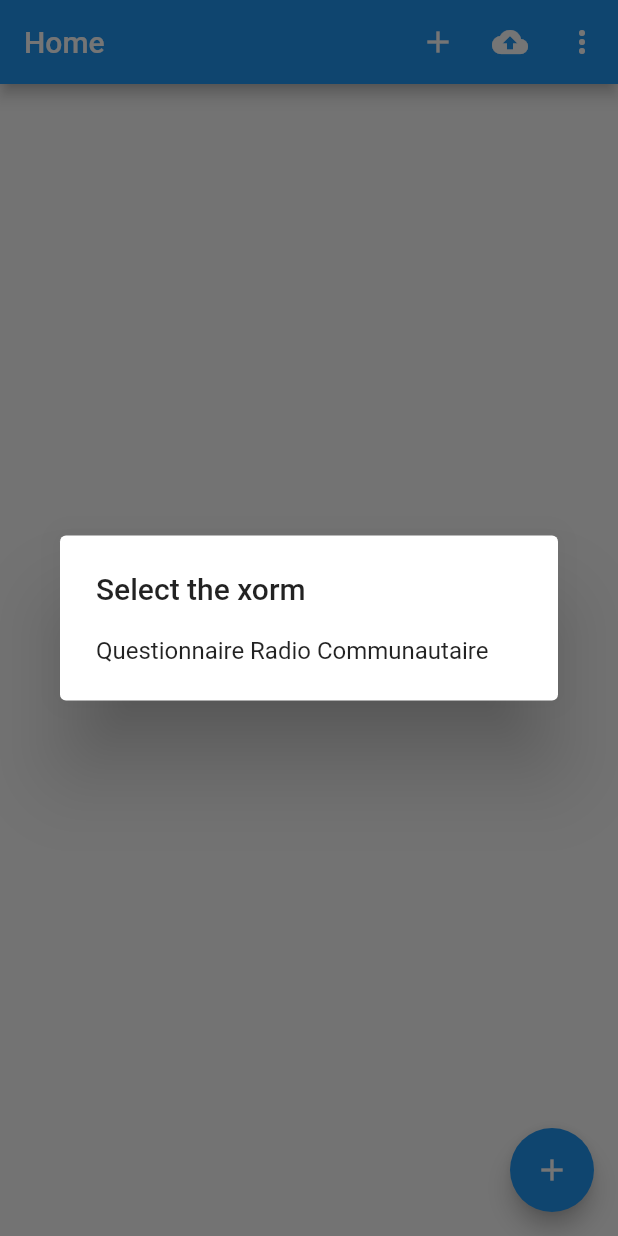
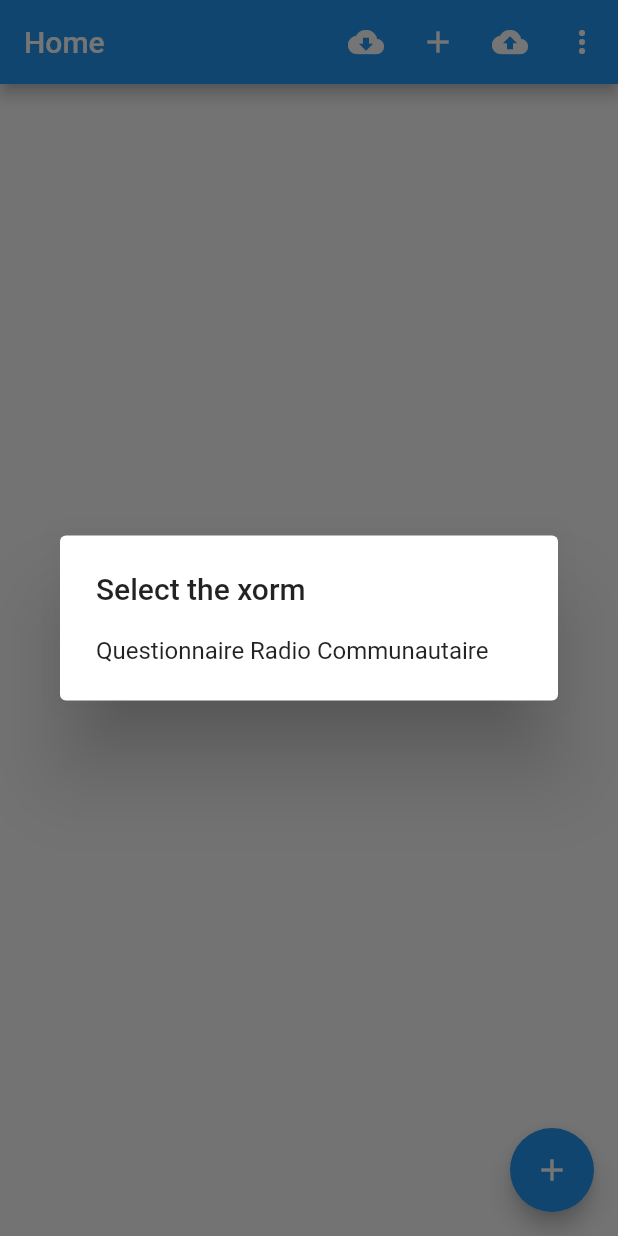
Before and after one commit to maelfosso/guitou-mobile-app-boilerplate, a Flutter app: the screen it shows after launch, after a tap on the "add" icon, on a phone screen of 412 x 824 dp. Run offline on Flutter 3.47's test engine with Material 2 defaults, Android fonts, the phone set to English and light mode, and no system bars; our stand-ins replace equatable, flutter_bloc, flutter_form_builder, jiffy, progress_dialog, sembast.

```diff
--- a/lib/main.dart
+++ b/lib/main.dart
@@ -1,3 +1,5 @@
+import 'dart:io';
+
 import 'package:flutter/material.dart';
 import 'dart:convert';
 import 'dart:async' show Future;
@@ -16,8 +18,7 @@ import 'package:muitou/pages/data_entry_page.dart';
 import 'package:muitou/pages/data_view_page.dart';
 import 'package:muitou/repository/data_api_client.dart';
 import 'package:muitou/repository/data_repository.dart';
-// import 'package:permission/permission.dart';
-import 'package:permission_handler/permission_handler.dart';
+import 'package:path_provider/path_provider.dart';
 import 'package:progress_dialog/progress_dialog.dart';
 
 Future<String> _loadProjectAsset() async {
@@ -30,48 +31,31 @@ Future<Project> loadProject() async {
   return new Project.fromJson(jsonResponse);
 }
 
-// String message = '';
-
-// getPermissionsStatus() async {
-//   List<PermissionName> permissionNames = [];
-//   permissionNames.add(PermissionName.Internet);
-
-//   message = '';
-//   List<Permissions> permissions = await Permission.getPermissionsStatus(permissionNames);
-//   permissions.forEach((permission) {
-//     message += '${permission.permissionName}: ${permission.permissionStatus}\n';
-//   });
-//   // setState(() {
-//   //   message;
-//   // });
-// }
-
-// getSinglePermissionStatus() async {
-//   var permissionStatus = await Permission.getSinglePermissionStatus(permissionName);
-//   // setState(() {
-//   //   message = permissionStatus.toString();
-//   // });
-// }
-
-// requestPermissions() async {
-//   List<PermissionName> permissionNames = [];
-//   permissionNames.add(PermissionName.Internet);
-
-//   message = '';
-//   var permissions = await Permission.requestPermissions(permissionNames);
-//   permissions.forEach((permission) {
-//     message += '${permission.permissionName}: ${permission.permissionStatus}\n';
-//   });
-//   setState(() {});
-// }
-
-
 void main() async {
   WidgetsFlutterBinding.ensureInitialized();
   await SystemChrome.setEnabledSystemUIOverlays([]);
   await SystemChrome.setPreferredOrientations([DeviceOrientation.portraitUp]);
 
   await loadProject();
+  print("\nLOAD PROJECT...\n");
+  print(json.encode(Project.instance.xormsDetails));
+  print("\nCHECK IT");
+
+  final directory = await getApplicationDocumentsDirectory();
+  final file = File("${directory.path}/${Project.instance.id}.json");
+  print("\nDIRECTORY : ${directory.path}\n");
+
+  if (await file.exists()) {
+    print("\nTHE FILE EXISTS....");
+    final contents = await file.readAsString();
+    final parsedJson = json.decode(contents);
+
+    Project.object = Project.fromJson(parsedJson);
+    print(Project.instance.toJson());
+  } else {
+    print(json.encode(Project.instance.toJson()));
+    await file.writeAsString(json.encode(Project.instance.toJson()));
+  }
 
   runApp(MyApp());
 }
@@ -159,8 +143,11 @@ class _MyHomePageState extends State<MyHomePage> {
   }
 
   void _uploadLocalData() async {
+    this._dataCollectedBloc.add(UploadDataCollected());
+  }
 
-    this._dataCollectedBloc.add(UploadDataCollected());
+  void _downloadXorm() async {
+
   }
 
   Future<String> _asyncSelectXormDialog(BuildContext context) async {
@@ -418,6 +405,10 @@ class _MyHomePageState extends State<MyHomePage> {
         ),
         actions: <Widget>[
           IconButton(
+            icon: Icon(Icons.cloud_download),
+            onPressed: _downloadXorm
+          ),
+          IconButton(
             icon: Icon(Icons.add),
             onPressed: _fillAXorm
           ),
--- a/lib/models/project.dart
+++ b/lib/models/project.dart
@@ -1,3 +1,5 @@
+import 'dart:convert';
+
 import 'package:muitou/models/xorm.dart';
 import 'package:muitou/models/xorm_detail.dart';
 
@@ -6,7 +8,7 @@ import 'xorm_detail.dart';
 class Project {
   Project._privateConstructor();
 
-  static final Project _instance = Project._privateConstructor();
+  static Project _instance = Project._privateConstructor();
 
   static Project get instance { return _instance;}
 
@@ -20,6 +22,7 @@ class Project {
     _instance.name = name;
     _instance.xorms = xorms;
     _instance.xormsDetails = xormsDetails;
+
     return _instance;
   }
 
@@ -36,4 +39,17 @@ class Project {
     );
   }
 
+  Map<String, dynamic> toJson() {
+    return {
+      "id": id,
+      "name": name,
+      "xorms": xorms,
+      "xormsDetails": xormsDetails
+    };
+  }
+
+  static set object(Project project) {
+    _instance = project;
+  }
+
 }
--- a/lib/models/xorm.dart
+++ b/lib/models/xorm.dart
@@ -10,4 +10,11 @@ class Xorm {
       title: json['title'] as String
     );
   }
+
+  Map<String, String> toJson() {
+    return {
+      "id": id,
+      "title": title
+    };
+  }
 }
--- a/lib/models/xorm_detail.dart
+++ b/lib/models/xorm_detail.dart
@@ -1,3 +1,5 @@
+import 'dart:convert';
+
 import 'package:flutter/material.dart';
 import 'package:intl/intl.dart';
 import 'package:flutter/widgets.dart';
@@ -33,6 +35,13 @@ class XormDetails {
       id: id,
       sections: sections
     );
+  }
+
+  Map<String, dynamic> toJson() {
+    return {
+      "id": id,
+      "sections": json.encode(sections)
+    };
   }
 
   Widget view(Map data) {
@@ -146,6 +155,14 @@ class XormSection {
       }
     );
   }
+
+  Map<String, dynamic> toJson() {
+    return {
+      "id": id,
+      "params": params,
+      "questions": json.encode(questions)
+    };
+  }
 }
 
 class XormSectionParams {
@@ -161,6 +178,14 @@ class XormSectionParams {
       description: json['description'] as String,
       key: json['key'] as String,
     );
+  }
+
+  Map<String, dynamic> toJson() {
+    return {
+      "title": title,
+      "description": description,
+      "key": key
+    };
   }
 }
 
@@ -180,6 +205,15 @@ abstract class XormQuestion {
       subtitle: Text(value),
       dense: true,
     );
+  }
+
+  Map<String, dynamic> toJson() {
+    return {
+      "id": id,
+      "title": title,
+      "hint": hint,
+      "type": type
+    };
   }
 
 }
@@ -207,6 +241,15 @@ class XormQuestionString extends XormQuestion {
     );
   }
 
+  Map<String, dynamic> toJson() {
+    return {
+      "id": id,
+      "title": title,
+      "hint": hint,
+      "type": type
+    };
+  }
+
 }
 
 class XormQuestionText extends XormQuestion {
@@ -231,6 +274,15 @@ class XormQuestionText extends XormQuestion {
     );
   }
 
+  Map<String, dynamic> toJson() {
+    return {
+      "id": id,
+      "title": title,
+      "hint": hint,
+      "type": type
+    };
+  }
+
 }
 
 class XormQuestionDate extends XormQuestion {
@@ -253,6 +305,15 @@ class XormQuestionDate extends XormQuestion {
       format: DateFormat("yyyy-MM-dd"),
       decoration: InputDecoration(labelText: this.title),
     );
+  }
+
+  Map<String, dynamic> toJson() {
+    return {
+      "id": id,
+      "title": title,
+      "hint": hint,
+      "type": type
+    };
   }
 
 }
@@ -281,6 +342,15 @@ class XormQuestionTime extends XormQuestion {
     );
   }
 
+  Map<String, dynamic> toJson() {
+    return {
+      "id": id,
+      "title": title,
+      "hint": hint,
+      "type": type
+    };
+  }
+
 }
 
 class XormQuestionOptional extends XormQuestion {
@@ -303,6 +373,15 @@ class XormQuestionOptional extends XormQuestion {
       attribute: this.id,
       label: Text(this.title),
     );
+  }
+
+  Map<String, dynamic> toJson() {
+    return {
+      "id": id,
+      "title": title,
+      "hint": hint,
+      "type": type
+    };
   }
 
 }
@@ -340,4 +419,14 @@ class XormQuestionSingleChoiceSelect extends XormQuestion {
     );
   }
 
+  Map<String, dynamic> toJson() {
+    return {
+      "id": id,
+      "title": title,
+      "hint": hint,
+      "type": type,
+      "kv": kv
+    };
+  }
+
 }
--- a/lib/pages/data_entry_page.dart
+++ b/lib/pages/data_entry_page.dart
@@ -186,7 +186,7 @@ class _DataEntryPageState extends State<DataEntryPage> {
             );
           }
           if (widget.id > 0 && state is DataCollectedLoaded && state.datas.length == 1) {
-
+            print("\nRESULT... DATACOLLECTED LOADED ....");
             if (state.datas.first == null) {
               this.data = DataCollected(form: widget.currentXorm, values: {});
             } else {
```
Also changed, not shown: lib/repository/project_api_client.dart (added, +32 -0 lines).
